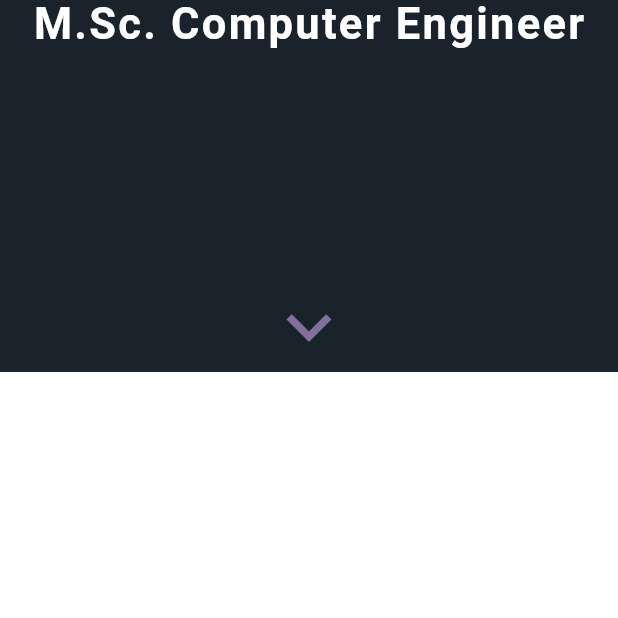
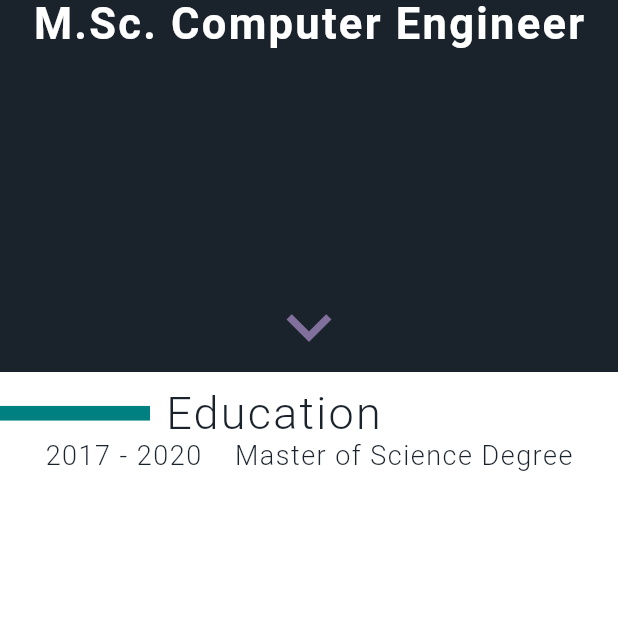
Before and after one commit to dunyakilavuz/dunyakilavuz.github.io, a Flutter app: the screen it shows after launch, scrolled down 576 dp, on a phone screen of 412 x 824 dp, the top half of it. Run offline on Flutter 3.47's test engine with Material 2 defaults, Android fonts, the phone set to English and light mode, and no system bars; our stand-ins replace flutter_svg, simple_animations; Roboto replaces fonts that are missing (SF Pro).

Commit message:
Trying different approaches for paragraphs

```diff
--- a/lib/cv_content.dart
+++ b/lib/cv_content.dart
@@ -1,7 +1,6 @@
-import 'package:flutter/cupertino.dart';
 import 'package:flutter/material.dart';
-import 'package:flutter/services.dart';
-import 'package:flutter_markdown/flutter_markdown.dart';
+import 'package:flutter_svg/avd.dart';
+import 'package:flutter_svg/flutter_svg.dart';
 
 class CurriculumContent extends StatelessWidget
 {
@@ -46,28 +45,13 @@ class CurriculumContent extends StatelessWidget
         (
             children:
             [
-                Image(image: ),
-                Text(text, style: sectionTextStyle(context),);
+                SvgPicture.asset("assets/cv_section_start_rect.svg",),
+                const SizedBox(width: 10,),
+                Text(text, style: sectionTextStyle(context),),
             ],
         );
 
     }
-
-    static Text subsectionText(String text ,BuildContext context)
-    {
-        return Text(text, style: subsectionTextStyle(context),);
-    }
-
-    static Text entryText(String text ,BuildContext context)
-    {
-        return Text(text, style: subsectionTextStyle(context),);
-    }
-
-    static Text entry2Text(String text1, String text2 ,BuildContext context)
-    {
-        return Text("$text1\t$text2", style: subsectionTextStyle(context),);
-    }
-
 
     @override
     Widget build(BuildContext context)
@@ -78,7 +62,12 @@ class CurriculumContent extends StatelessWidget
             (
                 children:
                 [
-
+                    sectionText("Education", context),
+                    RichText(text: TextSpan
+                    (
+                        text: "2017 - 2020    Master of Science Degree",
+                        style: entryTextStyle(context),
+                    ))
                 ],
             ),
         );
```
Also changed, not shown: assets/cv_section_start_rect.svg, 1 other file.
